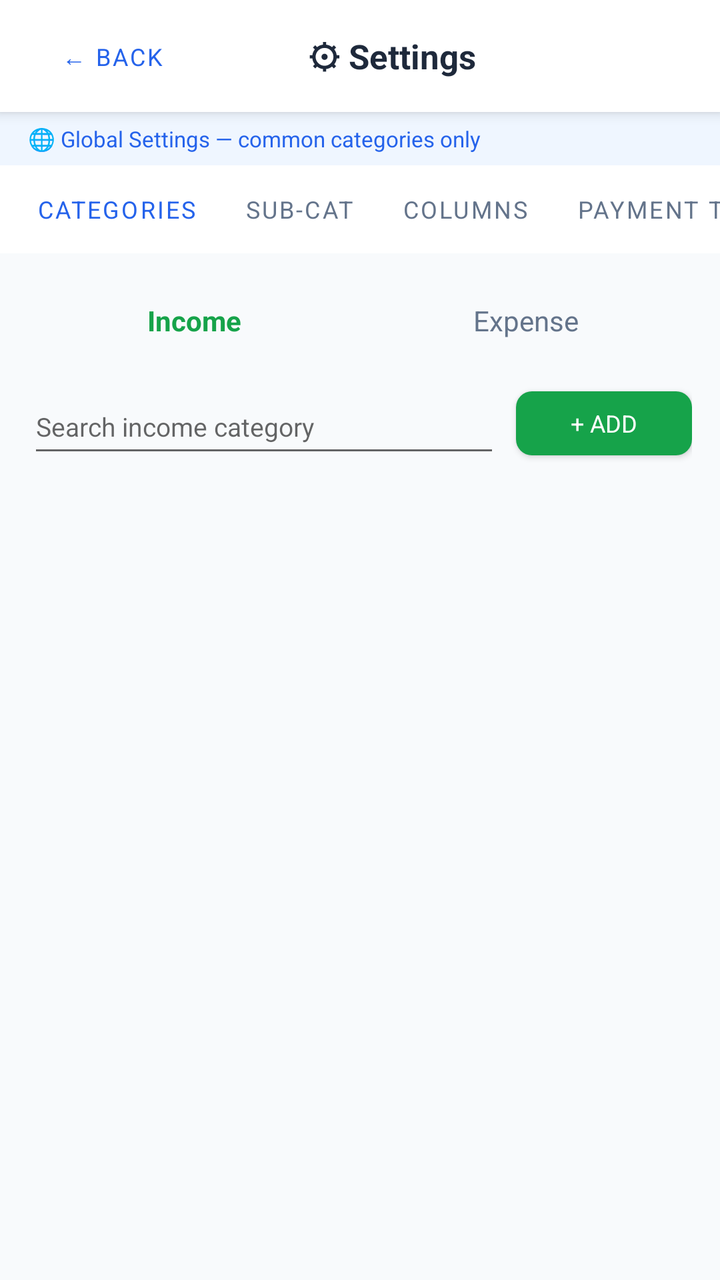
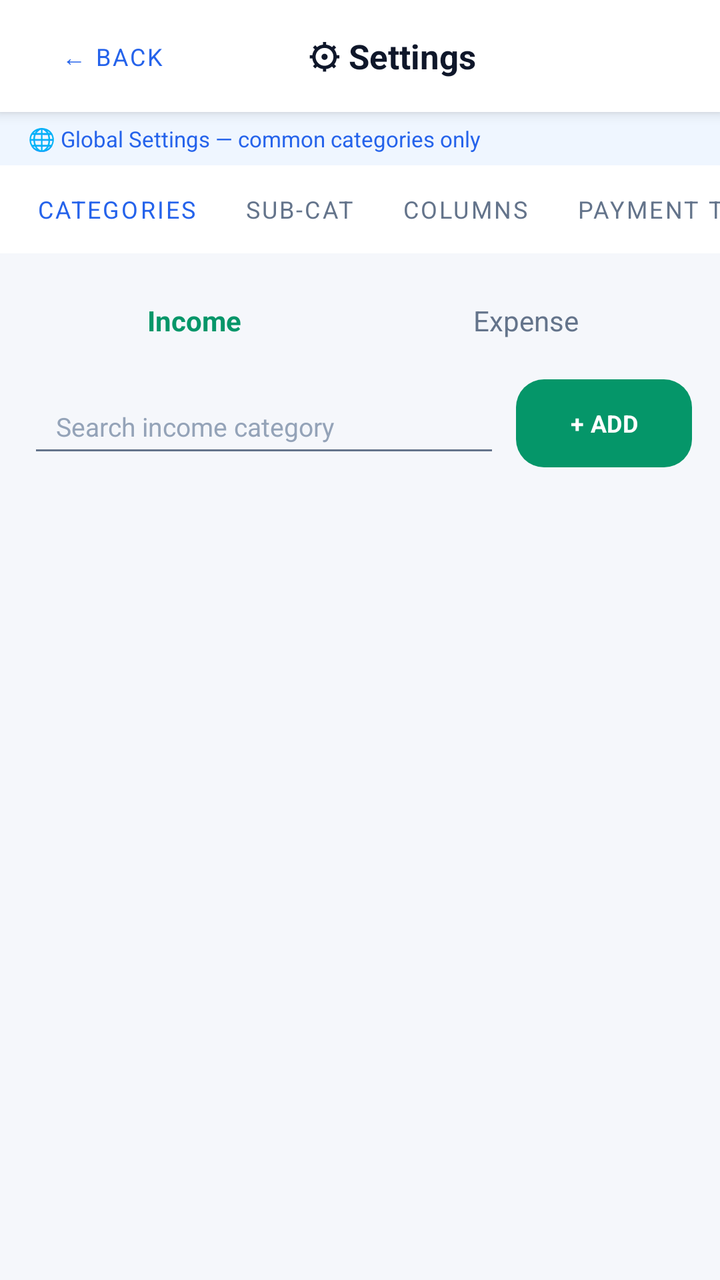

Compare the two renders of this Android layout. The source of the first and the diff that turns it into the second are given below.
<!-- AndroidManifest.xml: application theme Theme.ExpenseOS -->
<!-- res/layout/activity_settings.xml -->
<?xml version="1.0" encoding="utf-8"?>
<LinearLayout xmlns:android="http://schemas.android.com/apk/res/android"
    android:layout_width="match_parent"
    android:layout_height="match_parent"
    android:orientation="vertical">

    
    <LinearLayout
        android:layout_width="match_parent"
        android:layout_height="56dp"
        android:background="@color/nav_bg"
        android:elevation="4dp"
        android:gravity="center_vertical"
        android:orientation="horizontal"
        android:paddingHorizontal="12dp">

        <Button
            android:id="@+id/btnBackSettings"
            style="@style/Widget.MaterialComponents.Button.TextButton"
            android:layout_width="wrap_content"
            android:layout_height="36dp"
            android:text="← Back"
            android:textSize="12sp" />

        <TextView
            android:layout_width="0dp"
            android:layout_height="wrap_content"
            android:layout_weight="1"
            android:gravity="center"
            android:text="⚙ Settings"
            android:textColor="@color/text"
            android:textSize="17sp"
            android:textStyle="bold" />

        <View
            android:layout_width="56dp"
            android:layout_height="1dp" />
    </LinearLayout>

    
    <TextView
        android:id="@+id/tvSettingsMode"
        android:layout_width="match_parent"
        android:layout_height="wrap_content"
        android:background="#EFF6FF"
        android:paddingHorizontal="14dp"
        android:paddingVertical="6dp"
        android:text="🌐 Global Settings — common categories only"
        android:textColor="@color/primary"
        android:textSize="11sp" />

    
    <HorizontalScrollView
        android:layout_width="match_parent"
        android:layout_height="44dp"
        android:background="@color/nav_bg"
        android:scrollbars="none">

        <LinearLayout
            android:layout_width="wrap_content"
            android:layout_height="match_parent"
            android:orientation="horizontal"
            android:paddingHorizontal="6dp">

            <Button
                android:id="@+id/btnTabCat"
                style="@style/Widget.MaterialComponents.Button.TextButton"
                android:layout_width="wrap_content"
                android:layout_height="match_parent"
                android:minWidth="0dp"
                android:paddingHorizontal="12dp"
                android:text="Categories"
                android:textColor="@color/primary"
                android:textSize="12sp" />

            <Button
                android:id="@+id/btnTabSub"
                style="@style/Widget.MaterialComponents.Button.TextButton"
                android:layout_width="wrap_content"
                android:layout_height="match_parent"
                android:minWidth="0dp"
                android:paddingHorizontal="12dp"
                android:text="Sub-Cat"
                android:textColor="@color/text_muted"
                android:textSize="12sp" />

            <Button
                android:id="@+id/btnTabColumns"
                style="@style/Widget.MaterialComponents.Button.TextButton"
                android:layout_width="wrap_content"
                android:layout_height="match_parent"
                android:minWidth="0dp"
                android:paddingHorizontal="12dp"
                android:text="Columns"
                android:textColor="@color/text_muted"
                android:textSize="12sp" />

            <Button
                android:id="@+id/btnTabPaymentTypes"
                style="@style/Widget.MaterialComponents.Button.TextButton"
                android:layout_width="wrap_content"
                android:layout_height="match_parent"
                android:minWidth="0dp"
                android:paddingHorizontal="12dp"
                android:text="Payment Types"
                android:textColor="@color/text_muted"
                android:textSize="12sp" />

            <Button
                android:id="@+id/btnTabKeywords"
                style="@style/Widget.MaterialComponents.Button.TextButton"
                android:layout_width="wrap_content"
                android:layout_height="match_parent"
                android:minWidth="0dp"
                android:paddingHorizontal="12dp"
                android:text="Keywords"
                android:textColor="@color/text_muted"
                android:textSize="12sp" />
        </LinearLayout>
    </HorizontalScrollView>

    
    <LinearLayout
        android:layout_width="match_parent"
        android:layout_height="0dp"
        android:layout_weight="1"
        android:orientation="vertical"
        android:padding="14dp">

        
        <LinearLayout
            android:id="@+id/panelCategories"
            android:layout_width="match_parent"
            android:layout_height="match_parent"
            android:orientation="vertical">

            <LinearLayout
                android:layout_width="match_parent"
                android:layout_height="wrap_content"
                android:layout_marginBottom="10dp"
                android:orientation="horizontal">

                <TextView
                    android:id="@+id/tabCatIncome"
                    android:layout_width="0dp"
                    android:layout_height="wrap_content"
                    android:layout_weight="1"
                    android:gravity="center"
                    android:paddingVertical="10dp"
                    android:text="Income"
                    android:textColor="@color/green"
                    android:textSize="14sp"
                    android:textStyle="bold" />

                <TextView
                    android:id="@+id/tabCatExpense"
                    android:layout_width="0dp"
                    android:layout_height="wrap_content"
                    android:layout_weight="1"
                    android:gravity="center"
                    android:paddingVertical="10dp"
                    android:text="Expense"
                    android:textColor="@color/text_muted"
                    android:textSize="14sp" />
            </LinearLayout>

            <LinearLayout
                android:layout_width="match_parent"
                android:layout_height="wrap_content"
                android:layout_marginBottom="10dp"
                android:gravity="center_vertical"
                android:orientation="horizontal">

                <EditText
                    android:id="@+id/etCatSearch"
                    android:layout_width="0dp"
                    android:layout_height="44dp"
                    android:layout_marginEnd="8dp"
                    android:layout_weight="1"
                    android:hint="Search income category"
                    android:textSize="13sp" />

                <Button
                    android:id="@+id/btnCatAdd"
                    style="@style/BtnSuccess"
                    android:layout_width="wrap_content"
                    android:layout_height="44dp"
                    android:paddingHorizontal="16dp"
                    android:text="+ ADD"
                    android:textSize="12sp" />
            </LinearLayout>

            <androidx.recyclerview.widget.RecyclerView
                android:id="@+id/rvCategoryList"
                android:layout_width="match_parent"
                android:layout_height="0dp"
                android:layout_weight="1" />
        </LinearLayout>

        
        <LinearLayout
            android:id="@+id/panelSubCategories"
            android:layout_width="match_parent"
            android:layout_height="match_parent"
            android:orientation="vertical"
            android:visibility="gone">

            <LinearLayout
                android:layout_width="match_parent"
                android:layout_height="wrap_content"
                android:layout_marginBottom="10dp"
                android:orientation="horizontal">

                <TextView
                    android:id="@+id/tabSubIncome"
                    android:layout_width="0dp"
                    android:layout_height="wrap_content"
                    android:layout_weight="1"
                    android:gravity="center"
                    android:paddingVertical="10dp"
                    android:text="Income"
                    android:textColor="@color/green"
                    android:textSize="14sp"
                    android:textStyle="bold" />

                <TextView
                    android:id="@+id/tabSubExpense"
                    android:layout_width="0dp"
                    android:layout_height="wrap_content"
                    android:layout_weight="1"
                    android:gravity="center"
                    android:paddingVertical="10dp"
                    android:text="Expense"
                    android:textColor="@color/text_muted"
                    android:textSize="14sp" />
            </LinearLayout>

            <LinearLayout
                android:layout_width="match_parent"
                android:layout_height="wrap_content"
                android:layout_marginBottom="10dp"
                android:gravity="center_vertical"
                android:orientation="horizontal">

                <EditText
                    android:id="@+id/etSubCatSearch"
                    android:layout_width="0dp"
                    android:layout_height="44dp"
                    android:layout_marginEnd="8dp"
                    android:layout_weight="1"
                    android:hint="Search sub category"
                    android:textSize="13sp" />

                <Button
                    android:id="@+id/btnSubCatAdd"
                    style="@style/BtnPrimary"
                    android:layout_width="wrap_content"
                    android:layout_height="44dp"
                    android:paddingHorizontal="16dp"
                    android:text="+ ADD"
                    android:textSize="12sp" />
            </LinearLayout>

            <androidx.recyclerview.widget.RecyclerView
                android:id="@+id/rvSubCategoryList"
                android:layout_width="match_parent"
                android:layout_height="0dp"
                android:layout_weight="1" />
        </LinearLayout>

        
        <ScrollView
            android:id="@+id/panelColumns"
            android:layout_width="match_parent"
            android:layout_height="match_parent"
            android:visibility="gone">

            <LinearLayout
                android:layout_width="match_parent"
                android:layout_height="wrap_content"
                android:orientation="vertical">

                <TextView
                    android:layout_width="match_parent"
                    android:layout_height="wrap_content"
                    android:layout_marginBottom="10dp"
                    android:background="#FEF9C3"
                    android:padding="8dp"
                    android:text="ℹ Custom columns are shared across all cashbooks."
                    android:textColor="@color/amber"
                    android:textSize="11sp" />

                <androidx.cardview.widget.CardView
                    android:layout_width="match_parent"
                    android:layout_height="wrap_content"
                    android:layout_marginBottom="12dp">

                    <LinearLayout
                        android:layout_width="match_parent"
                        android:layout_height="wrap_content"
                        android:orientation="vertical"
                        android:padding="14dp">

                        <TextView
                            android:layout_width="wrap_content"
                            android:layout_height="wrap_content"
                            android:layout_marginBottom="10dp"
                            android:text="INCOME CUSTOM COLUMNS"
                            android:textColor="@color/green"
                            android:textSize="10sp"
                            android:textStyle="bold" />

                        <LinearLayout
                            android:layout_width="match_parent"
                            android:layout_height="wrap_content"
                            android:layout_marginBottom="8dp">

                            <EditText
                                android:id="@+id/etNewIncomeCol"
                                android:layout_width="0dp"
                                android:layout_height="44dp"
                                android:layout_weight="1"
                                android:hint="New column, e.g. Payment Mode"
                                android:textSize="13sp" />

                            <Button
                                android:id="@+id/btnAddIncomeCol"
                                style="@style/BtnSuccess"
                                android:layout_width="wrap_content"
                                android:layout_height="44dp"
                                android:text="+ Add"
                                android:textSize="12sp" />
                        </LinearLayout>

                        <androidx.recyclerview.widget.RecyclerView
                            android:id="@+id/rvIncomeColumns"
                            android:layout_width="match_parent"
                            android:layout_height="wrap_content"
                            android:nestedScrollingEnabled="false" />
                    </LinearLayout>
                </androidx.cardview.widget.CardView>

                <androidx.cardview.widget.CardView
                    android:layout_width="match_parent"
                    android:layout_height="wrap_content">

                    <LinearLayout
                        android:layout_width="match_parent"
                        android:layout_height="wrap_content"
                        android:orientation="vertical"
                        android:padding="14dp">

                        <TextView
                            android:layout_width="wrap_content"
                            android:layout_height="wrap_content"
                            android:layout_marginBottom="10dp"
                            android:text="EXPENSE CUSTOM COLUMNS"
                            android:textColor="@color/red"
                            android:textSize="10sp"
                            android:textStyle="bold" />

                        <LinearLayout
                            android:layout_width="match_parent"
                            android:layout_height="wrap_content"
                            android:layout_marginBottom="8dp">

                            <EditText
                                android:id="@+id/etNewExpenseCol"
                                android:layout_width="0dp"
                                android:layout_height="44dp"
                                android:layout_weight="1"
                                android:hint="New column, e.g. Payment Mode"
                                android:textSize="13sp" />

                            <Button
                                android:id="@+id/btnAddExpenseCol"
                                style="@style/BtnDanger"
                                android:layout_width="wrap_content"
                                android:layout_height="44dp"
                                android:text="+ Add"
                                android:textSize="12sp" />
                        </LinearLayout>

                        <androidx.recyclerview.widget.RecyclerView
                            android:id="@+id/rvExpenseColumns"
                            android:layout_width="match_parent"
                            android:layout_height="wrap_content"
                            android:nestedScrollingEnabled="false" />
                    </LinearLayout>
                </androidx.cardview.widget.CardView>
            </LinearLayout>
        </ScrollView>

        
        <LinearLayout
            android:id="@+id/panelPaymentTypes"
            android:layout_width="match_parent"
            android:layout_height="match_parent"
            android:orientation="vertical"
            android:visibility="gone">

            <LinearLayout
                android:layout_width="match_parent"
                android:layout_height="wrap_content"
                android:layout_marginBottom="10dp"
                android:gravity="center_vertical"
                android:orientation="horizontal">

                <EditText
                    android:id="@+id/etPaySearch"
                    android:layout_width="0dp"
                    android:layout_height="44dp"
                    android:layout_marginEnd="8dp"
                    android:layout_weight="1"
                    android:hint="Search payment type"
                    android:textSize="13sp" />

                <Button
                    android:id="@+id/btnAddPaymentType"
                    style="@style/BtnSuccess"
                    android:layout_width="wrap_content"
                    android:layout_height="44dp"
                    android:paddingHorizontal="16dp"
                    android:text="+ ADD"
                    android:textSize="12sp" />
            </LinearLayout>

            <androidx.recyclerview.widget.RecyclerView
                android:id="@+id/rvPaymentTypes"
                android:layout_width="match_parent"
                android:layout_height="0dp"
                android:layout_weight="1" />
        </LinearLayout>

        
        <LinearLayout
            android:id="@+id/panelKeywords"
            android:layout_width="match_parent"
            android:layout_height="match_parent"
            android:orientation="vertical"
            android:visibility="gone">

            <TextView
                android:layout_width="match_parent"
                android:layout_height="wrap_content"
                android:layout_marginBottom="10dp"
                android:background="#EFF6FF"
                android:padding="8dp"
                android:text="💡 When a keyword is found in the Remark/Note while adding a transaction, its category (and sub-category, if set) is picked automatically."
                android:textColor="@color/primary"
                android:textSize="11sp" />

            <LinearLayout
                android:layout_width="match_parent"
                android:layout_height="wrap_content"
                android:layout_marginBottom="10dp"
                android:gravity="center_vertical"
                android:orientation="horizontal">

                <EditText
                    android:id="@+id/etKwSearch"
                    android:layout_width="0dp"
                    android:layout_height="44dp"
                    android:layout_marginEnd="8dp"
                    android:layout_weight="1"
                    android:hint="Search keyword"
                    android:textSize="13sp" />

                <Button
                    android:id="@+id/btnKwAdd"
                    style="@style/BtnPrimary"
                    android:layout_width="wrap_content"
                    android:layout_height="44dp"
                    android:paddingHorizontal="16dp"
                    android:text="+ ADD"
                    android:textSize="12sp" />
            </LinearLayout>

            <androidx.recyclerview.widget.RecyclerView
                android:id="@+id/rvKeywordList"
                android:layout_width="match_parent"
                android:layout_height="0dp"
                android:layout_weight="1" />
        </LinearLayout>

    </LinearLayout>
</LinearLayout>
<!-- resources referenced by this layout -->
<resources>
  <color name="green">#16A34A</color>
  <color name="red">#DC2626</color>
  <color name="text">#1E293B</color>
  <style name="BtnDanger" parent="Widget.MaterialComponents.Button.OutlinedButton">
          <item name="strokeColor">@color/red</item>
          <item name="android:textColor">@color/red</item>
          <item name="cornerRadius">8dp</item>
          <item name="android:letterSpacing">0</item>
      </style>
  <style name="BtnPrimary" parent="Widget.MaterialComponents.Button">
          <item name="backgroundTint">@color/primary</item>
          <item name="android:textColor">@color/white</item>
          <item name="cornerRadius">8dp</item>
          <item name="android:letterSpacing">0</item>
      </style>
  <style name="BtnSuccess" parent="Widget.MaterialComponents.Button">
          <item name="backgroundTint">@color/green</item>
          <item name="android:textColor">@color/white</item>
          <item name="cornerRadius">8dp</item>
          <item name="android:letterSpacing">0</item>
      </style>
  <style name="Theme.ExpenseOS" parent="Theme.MaterialComponents.Light.NoActionBar">
          <item name="colorPrimary">@color/primary</item>
          <item name="colorPrimaryDark">@color/primary_dark</item>
          <item name="colorAccent">@color/primary</item>
          <item name="android:windowBackground">@color/bg</item>
          <item name="android:fontFamily">sans-serif</item>
          <item name="android:statusBarColor">@color/primary_dark</item>
      </style>
  <color name="bg">#F8FAFC</color>
  <!-- unchanged entries left out for length: 6 -->
</resources>

<!-- the commit's change to res/layout/activity_settings.xml (unified diff, before → after) -->
@@ -42,7 +42,7 @@
         android:id="@+id/tvSettingsMode"
         android:layout_width="match_parent"
         android:layout_height="wrap_content"
-        android:background="#EFF6FF"
+        android:background="@color/primary_soft"
         android:paddingHorizontal="14dp"
         android:paddingVertical="6dp"
         android:text="🌐 Global Settings — common categories only"
@@ -284,7 +284,7 @@
                     android:layout_width="match_parent"
                     android:layout_height="wrap_content"
                     android:layout_marginBottom="10dp"
-                    android:background="#FEF9C3"
+                    android:background="@color/warning_bg"
                     android:padding="8dp"
                     android:text="ℹ Custom columns are shared across all cashbooks."
                     android:textColor="@color/amber"
@@ -444,7 +444,7 @@
                 android:layout_width="match_parent"
                 android:layout_height="wrap_content"
                 android:layout_marginBottom="10dp"
-                android:background="#EFF6FF"
+                android:background="@color/primary_soft"
                 android:padding="8dp"
                 android:text="💡 When a keyword is found in the Remark/Note while adding a transaction, its category (and sub-category, if set) is picked automatically."
                 android:textColor="@color/primary"
<!-- resource entries referenced after the edit -->
@@ -1,35 +1,118 @@
 <!-- resources referenced by this layout -->
 <resources>
-  <color name="green">#16A34A</color>
-  <color name="red">#DC2626</color>
-  <color name="text">#1E293B</color>
-  <style name="BtnDanger" parent="Widget.MaterialComponents.Button.OutlinedButton">
-          <item name="strokeColor">@color/red</item>
-          <item name="android:textColor">@color/red</item>
-          <item name="cornerRadius">8dp</item>
-          <item name="android:letterSpacing">0</item>
+  <color name="green">#059669</color>
+  <color name="primary_soft">#EFF6FF</color>
+  <color name="red">#E11D48</color>
+  <color name="text">#0F172A</color>
+  <color name="warning_bg">#FFFBEB</color>
+  <style name="BtnDanger" parent="BtnBase">
+          <item name="backgroundTint">@color/danger</item>
+          <item name="android:textColor">@color/white</item>
       </style>
-  <style name="BtnPrimary" parent="Widget.MaterialComponents.Button">
+  <style name="BtnPrimary" parent="BtnBase">
           <item name="backgroundTint">@color/primary</item>
+          <item name="android:textColor">@color/on_primary</item>
+      </style>
+  <style name="BtnSuccess" parent="BtnBase">
+          <item name="backgroundTint">@color/success</item>
           <item name="android:textColor">@color/white</item>
-          <item name="cornerRadius">8dp</item>
-          <item name="android:letterSpacing">0</item>
       </style>
-  <style name="BtnSuccess" parent="Widget.MaterialComponents.Button">
-          <item name="backgroundTint">@color/green</item>
-          <item name="android:textColor">@color/white</item>
-          <item name="cornerRadius">8dp</item>
-          <item name="android:letterSpacing">0</item>
+  <style name="Theme.ExpenseOS" parent="Theme.MaterialComponents.DayNight.NoActionBar">
+          <item name="colorPrimary">@color/primary</item>
+          <item name="colorPrimaryVariant">@color/primary_dark</item>
+          <item name="colorPrimaryDark">@color/primary_dark</item>
+          <item name="colorOnPrimary">@color/on_primary</item>
+          <item name="colorSecondary">@color/secondary</item>
+          <item name="colorSecondaryVariant">@color/secondary_dark</item>
+          <item name="colorOnSecondary">@color/on_primary</item>
+          <item name="colorAccent">@color/primary</item>
+          <item name="colorSurface">@color/surface</item>
+          <item name="colorOnSurface">@color/text</item>
+          <item name="colorOnBackground">@color/text</item>
+          <item name="colorError">@color/danger</item>
+          <item name="android:colorBackground">@color/bg</item>
+          <item name="android:windowBackground">@color/bg</item>
+  
+          <item name="android:textColorPrimary">@color/text</item>
+          <item name="android:textColorSecondary">@color/text_muted</item>
+          <item name="android:textColorHint">@color/text_hint</item>
+          <item name="android:fontFamily">sans-serif</item>
+          <item name="fontFamily">sans-serif</item>
+  
+          
+          <item name="android:statusBarColor">@color/bg</item>
+          <item name="android:navigationBarColor">@color/nav_bg</item>
+          <item name="android:windowLightStatusBar">true</item>
+          <item name="android:windowLightNavigationBar" tools:targetApi="o_mr1">true</item>
+          <item name="android:forceDarkAllowed" tools:targetApi="q">false</item>
+  
+          
+          <item name="editTextStyle">@style/Widget.ExpenseOS.EditText</item>
+          <item name="materialAlertDialogTheme">@style/ThemeOverlay.ExpenseOS.Dialog</item>
+          <item name="bottomSheetDialogTheme">@style/ThemeOverlay.ExpenseOS.BottomSheet</item>
+          <item name="android:windowAnimationStyle">@style/Animation.ExpenseOS.Window</item>
+          <item name="android:windowActivityTransitions">true</item>
+          <item name="android:windowContentTransitions">true</item>
       </style>
-  <style name="Theme.ExpenseOS" parent="Theme.MaterialComponents.Light.NoActionBar">
+  <style name="BtnBase" parent="Widget.MaterialComponents.Button">
+          <item name="android:textSize">@dimen/type_subtitle</item>
+          <item name="android:textStyle">bold</item>
+          <item name="android:letterSpacing">0.01</item>
+          <item name="android:textAllCaps">false</item>
+          <item name="android:minHeight">@dimen/touch_target</item>
+          <item name="android:insetTop">0dp</item>
+          <item name="android:insetBottom">0dp</item>
+          <item name="cornerRadius">14dp</item>
+          <item name="android:stateListAnimator">@null</item>
+      </style>
+  <color name="danger">#E11D48</color>
+  <color name="on_primary">#FFFFFF</color>
+  <color name="success">#059669</color>
+  <color name="secondary">#0F766E</color>
+  <color name="secondary_dark">#115E59</color>
+  <color name="surface">#FFFFFF</color>
+  <color name="bg">#F5F7FB</color>
+  <color name="text_hint">#94A3B8</color>
+  <style name="Widget.ExpenseOS.EditText" parent="Widget.AppCompat.EditText">
+          <item name="android:textSize">@dimen/type_body</item>
+          <item name="android:textColor">@color/text</item>
+          <item name="android:textColorHint">@color/text_hint</item>
+          <item name="android:paddingStart">14dp</item>
+          <item name="android:paddingEnd">14dp</item>
+          <item name="android:minHeight">@dimen/input_height</item>
+      </style>
+  <style name="ThemeOverlay.ExpenseOS.Dialog" parent="ThemeOverlay.MaterialComponents.MaterialAlertDialog">
           <item name="colorPrimary">@color/primary</item>
-          <item name="colorPrimaryDark">@color/primary_dark</item>
-          <item name="colorAccent">@color/primary</item>
-          <item name="android:windowBackground">@color/bg</item>
-          <item name="android:fontFamily">sans-serif</item>
-          <item name="android:statusBarColor">@color/primary_dark</item>
+          <item name="colorSurface">@color/surface</item>
+          <item name="colorOnSurface">@color/text</item>
+          <item name="shapeAppearanceOverlay">@style/ShapeAppearance.ExpenseOS.Dialog</item>
+          <item name="android:windowMinWidthMajor">84%</item>
+          <item name="android:windowMinWidthMinor">84%</item>
       </style>
-  <color name="bg">#F8FAFC</color>
+  <style name="ThemeOverlay.ExpenseOS.BottomSheet" parent="ThemeOverlay.MaterialComponents.BottomSheetDialog">
+          <item name="bottomSheetStyle">@style/Widget.ExpenseOS.BottomSheet</item>
+      </style>
+  <style name="Animation.ExpenseOS.Window" parent="@android:style/Animation.Activity">
+          <item name="android:activityOpenEnterAnimation">@anim/screen_enter</item>
+          <item name="android:activityOpenExitAnimation">@anim/screen_exit</item>
+          <item name="android:activityCloseEnterAnimation">@anim/screen_pop_enter</item>
+          <item name="android:activityCloseExitAnimation">@anim/screen_pop_exit</item>
+      </style>
+  <style name="ShapeAppearance.ExpenseOS.Dialog" parent="ShapeAppearance.MaterialComponents.MediumComponent">
+          <item name="cornerFamily">rounded</item>
+          <item name="cornerSize">26dp</item>
+      </style>
+  <style name="Widget.ExpenseOS.BottomSheet" parent="Widget.MaterialComponents.BottomSheet.Modal">
+          <item name="shapeAppearanceOverlay">@style/ShapeAppearance.ExpenseOS.Sheet</item>
+          <item name="backgroundTint">@color/surface</item>
+      </style>
+  <style name="ShapeAppearance.ExpenseOS.Sheet" parent="">
+          <item name="cornerFamily">rounded</item>
+          <item name="cornerSizeTopLeft">26dp</item>
+          <item name="cornerSizeTopRight">26dp</item>
+          <item name="cornerSizeBottomLeft">0dp</item>
+          <item name="cornerSizeBottomRight">0dp</item>
+      </style>
   <!-- unchanged entries left out for length: 6 -->
 </resources>
 
